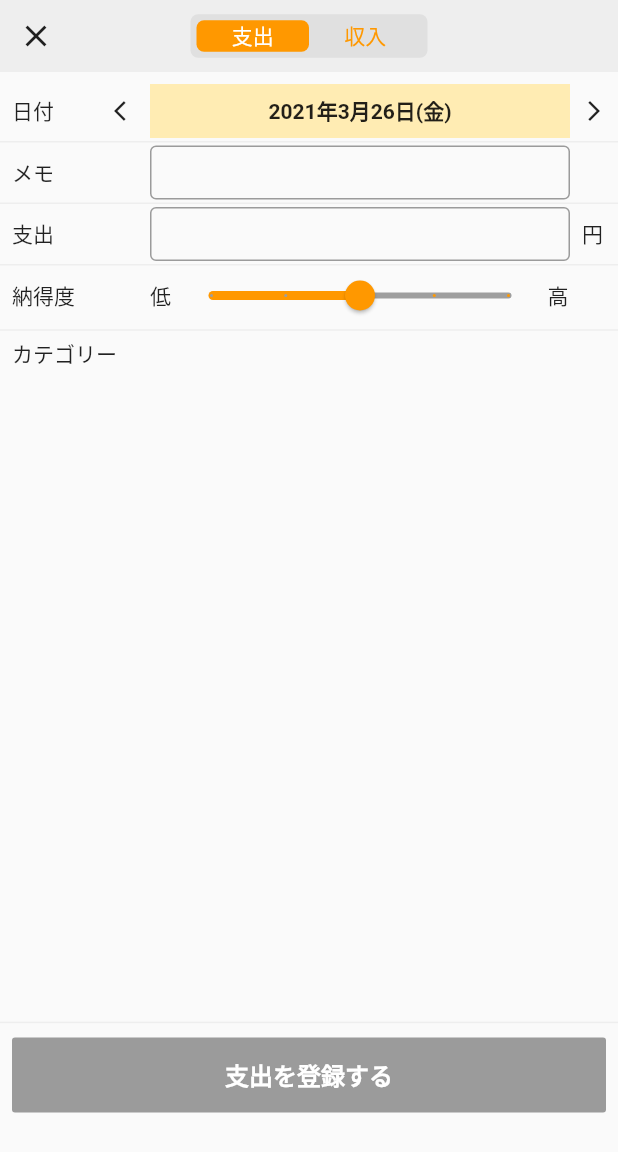
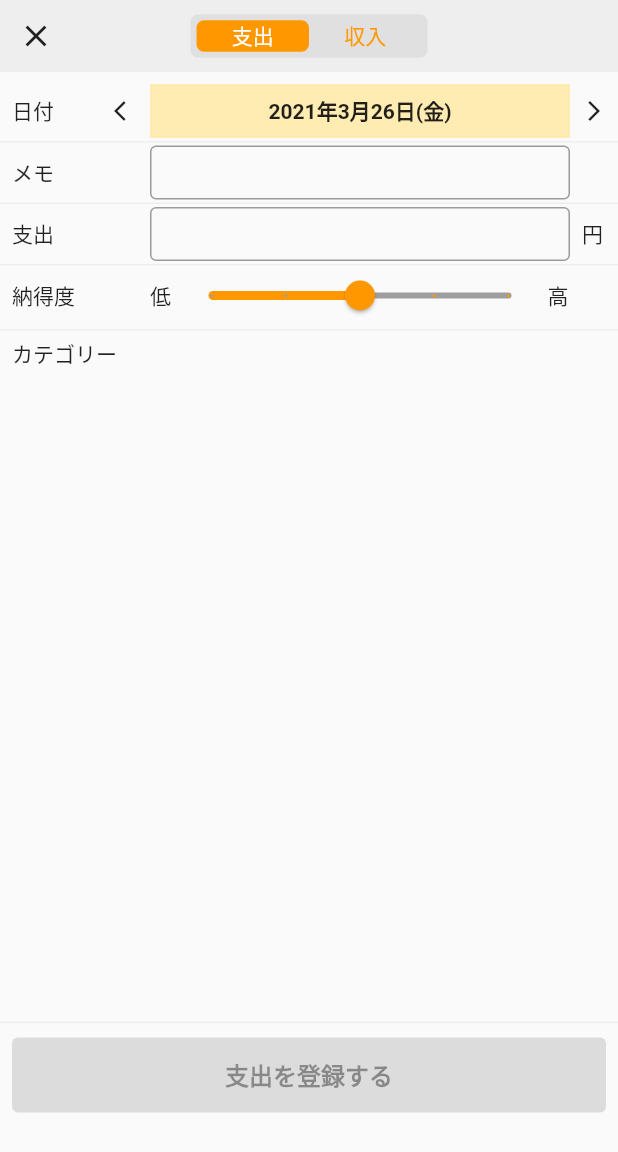
Before and after one commit to KosukeSaigusa/flutter-sqflite-practice, a Flutter app: the screen it shows after launch, after a tap on the "add" icon, on a phone screen of 412 x 824 dp. Shown: the top 1152 px of the screen. Run offline on Flutter 3.47's test engine with Material 2 defaults, Android fonts, the phone set to English and light mode, and no system bars; drawn by our look-alikes of keyboard_actions; our stand-ins replace csv, sqflite; accounts and stored records are empty.

Commit message:
feat: update on 2021-03-26

```diff
--- a/lib/db/db.dart
+++ b/lib/db/db.dart
@@ -52,11 +52,11 @@ class DbProvider {
         /// income_categories テーブル
         await newDb.execute(
             'CREATE TABLE income_categories(id INTEGER PRIMARY KEY, name TEXT NOT_NULL, order_number INTEGER NOT_NULL, icon_id INTEGER NOT_NULL, color_id INTEGER NOT_NULL)');
-        print('openDatabase: Database created!');
 
         /// fixed_fees テーブル
         await newDb.execute(
             'CREATE TABLE fixed_fees(id INTEGER PRIMARY KEY, name TEXT NOT_NULL, price INTEGER NOT_NULL, order_number INTEGER NOT_NULL)');
+        print('openDatabase: Database created!');
         print('===');
       },
     );
--- a/lib/domain/expense.dart
+++ b/lib/domain/expense.dart
@@ -1,5 +1,5 @@
 import 'package:flutter_sqflite_practice/main.dart';
-import 'package:sqflite/sql.dart';
+import 'package:sqflite/sqflite.dart';
 
 class Expense {
   Expense({
--- a/lib/domain/expense_category.dart
+++ b/lib/domain/expense_category.dart
@@ -1,5 +1,5 @@
 import 'package:flutter_sqflite_practice/main.dart';
-import 'package:sqflite/sql.dart';
+import 'package:sqflite/sqflite.dart';
 
 class ExpenseCategory {
   ExpenseCategory({
--- a/lib/domain/fixed_fee.dart
+++ b/lib/domain/fixed_fee.dart
@@ -1,5 +1,5 @@
 import 'package:flutter_sqflite_practice/main.dart';
-import 'package:sqflite/sql.dart';
+import 'package:sqflite/sqflite.dart';
 
 class FixedFee {
   FixedFee({
--- a/lib/domain/income.dart
+++ b/lib/domain/income.dart
@@ -1,5 +1,5 @@
 import 'package:flutter_sqflite_practice/main.dart';
-import 'package:sqflite/sql.dart';
+import 'package:sqflite/sqflite.dart';
 
 class Income {
   Income({
--- a/lib/domain/income_category.dart
+++ b/lib/domain/income_category.dart
@@ -1,5 +1,5 @@
 import 'package:flutter_sqflite_practice/main.dart';
-import 'package:sqflite/sql.dart';
+import 'package:sqflite/sqflite.dart';
 
 class IncomeCategory {
   IncomeCategory({
--- a/lib/main.dart
+++ b/lib/main.dart
@@ -30,16 +30,17 @@ class MyApp extends StatelessWidget {
       title: 'Flutter Demo',
       theme: ThemeData(
         primarySwatch: Colors.orange,
-
-        /// スライダーのテーマ
+        // スライダーのテーマ
         sliderTheme: SliderThemeData(
           valueIndicatorColor: greyColor,
           inactiveTickMarkColor: Colors.grey,
           activeTickMarkColor: Colors.orange,
           inactiveTrackColor: Colors.grey,
         ),
+        buttonTheme: ButtonThemeData(
+          buttonColor: Colors.grey,
+        ),
       ),
-      // home: CalendarPage(),
       home: TopPage(),
     );
   }
--- a/lib/presentation/calendar/calendar_model.dart
+++ b/lib/presentation/calendar/calendar_model.dart
@@ -169,7 +169,7 @@ class CalendarModel extends ChangeNotifier {
       whereArgs: [year, month],
     );
     var total = 0;
-    total += 86700; // ToDo: 固定費を足す
+    total += 106663; // ToDo: 固定費を足す
     maps.forEach((element) {
       total += element['price'] as int;
     });
--- a/lib/presentation/category/category_model.dart
+++ b/lib/presentation/category/category_model.dart
@@ -1,6 +1,5 @@
 import 'package:flutter/material.dart';
 import 'package:flutter_sqflite_practice/domain/expense_category.dart';
-import 'package:flutter_sqflite_practice/domain/fixed_fee.dart';
 import 'package:flutter_sqflite_practice/domain/income_category.dart';
 import 'package:flutter_sqflite_practice/main.dart';
 
@@ -30,7 +29,7 @@ class CategoryModel extends ChangeNotifier {
     // var list = [
     //   {
     //     'name': '家賃',
-    //     'price': 63860,
+    //     'price': 90330,
     //     'payment_cycle_id': 1,
     //     'note': '',
     //   },
--- a/lib/presentation/category_add/category_add_page.dart
+++ b/lib/presentation/category_add/category_add_page.dart
@@ -389,7 +389,7 @@ class CategoryAddPage extends StatelessWidget {
                     ),
                     width: double.infinity,
                     height: 50,
-                    child: RaisedButton(
+                    child: ElevatedButton(
                       child: option == WriteOptions.add
                           ? Text(
                               'カテゴリーを登録する',
@@ -405,8 +405,8 @@ class CategoryAddPage extends StatelessWidget {
                                 fontWeight: FontWeight.bold,
                               ),
                             ),
-                      color: Color(0xFFF39800),
-                      textColor: Colors.white,
+                      // color: Color(0xFFF39800),
+                      // textColor: Colors.white,
                       onPressed: option == WriteOptions.add
                           ? model.currentTab == 0
                               ? (model.isNameValid && model.isBudgetValid)
--- a/lib/presentation/expense_add/expense_add_page.dart
+++ b/lib/presentation/expense_add/expense_add_page.dart
@@ -499,7 +499,7 @@ class ExpenseAddPage extends StatelessWidget {
                     ),
                     width: double.infinity,
                     height: 50,
-                    child: RaisedButton(
+                    child: ElevatedButton(
                       onPressed: model.isPriceValid
                           ? () async {
                               if (model.currentTab == 0) {
@@ -549,14 +549,14 @@ class ExpenseAddPage extends StatelessWidget {
                           fontWeight: FontWeight.bold,
                         ),
                       ),
-                      color: Color(0xFFF39800),
-                      textColor: Colors.white,
+                      // color: Color(0xFFF39800),
+                      // textColor: Colors.white,
                     ),
                   ),
                   SizedBox(
                     height: MediaQuery.of(context).size.height * 0.10,
                   ),
-                  // RaisedButton(
+                  // ElevatedButton(
                   //   onPressed: () async {
                   //     await model.addExpenseCategory();
                   //   },
@@ -564,7 +564,7 @@ class ExpenseAddPage extends StatelessWidget {
                   //   color: Color(0xFFF39800),
                   //   textColor: Colors.white,
                   // ),
-                  // RaisedButton(
+                  // ElevatedButton(
                   //   onPressed: () async {
                   //     await model.addIncomeCategory();
                   //   },
--- a/lib/presentation/fixed_fee/fixed_fee_page.dart
+++ b/lib/presentation/fixed_fee/fixed_fee_page.dart
@@ -23,7 +23,7 @@ class FixedFeePage extends StatelessWidget {
                   child: Row(
                     children: [
                       Text(
-                        '固定費一覧（合計：86,700 円）',
+                        '固定費一覧（合計：106,663 円）',
                         style: TextStyle(
                           fontWeight: FontWeight.bold,
                         ),
@@ -77,9 +77,9 @@ class FixedFeePage extends StatelessWidget {
                       Container(
                         width: double.infinity,
                         height: 50,
-                        child: RaisedButton(
-                          color: Color(0xFFF39800),
-                          textColor: Colors.white,
+                        child: ElevatedButton(
+                          // color: Color(0xFFF39800),
+                          // textColor: Colors.white,
                           child: Text('上記の固定費を登録する'),
                           onPressed: () {
                             print('固定費を登録！！');
--- a/pubspec.yaml
+++ b/pubspec.yaml
@@ -9,11 +9,13 @@ environment:
 dependencies:
   flutter:
     sdk: flutter
+  pedantic: ^1.11.0
   cupertino_icons: ^1.0.1
   provider: ^4.3.3
   sqflite: ^1.3.2+3
   path_provider: ^1.6.27
   keyboard_actions: ^3.3.1+1
+  csv: ^5.0.0
 
 dev_dependencies:
   flutter_test:
```
Also changed, not shown: lib/presentation/calendar/calendar_page.dart (+87 -3 lines), pubspec.lock, 2 other files.
